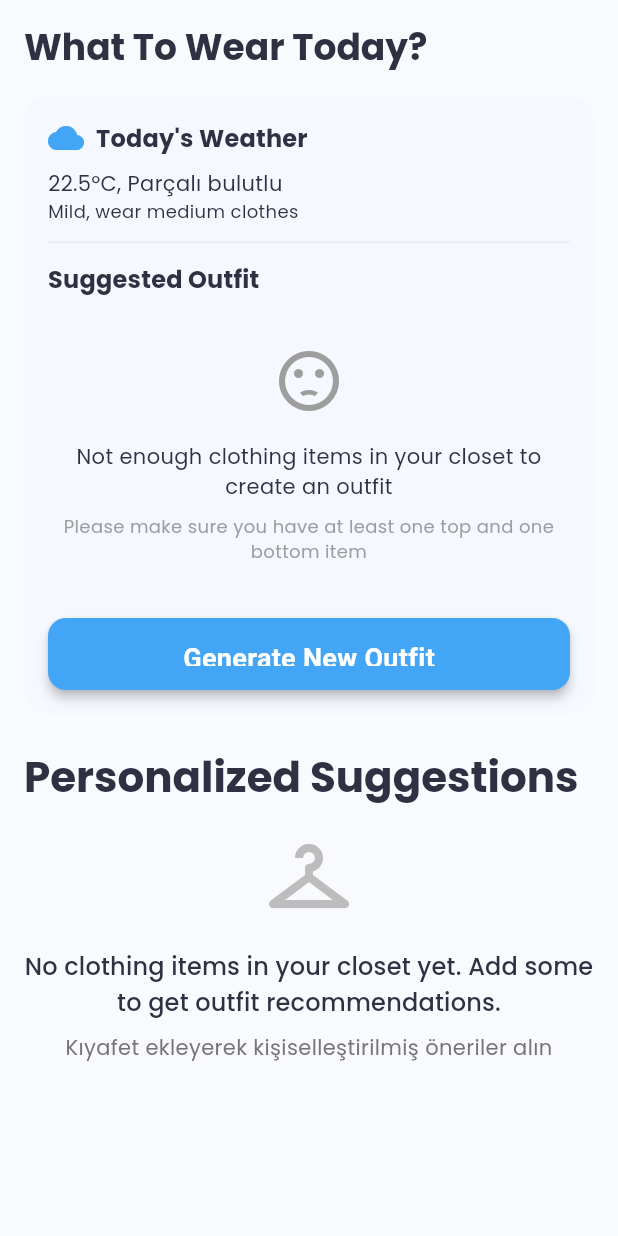
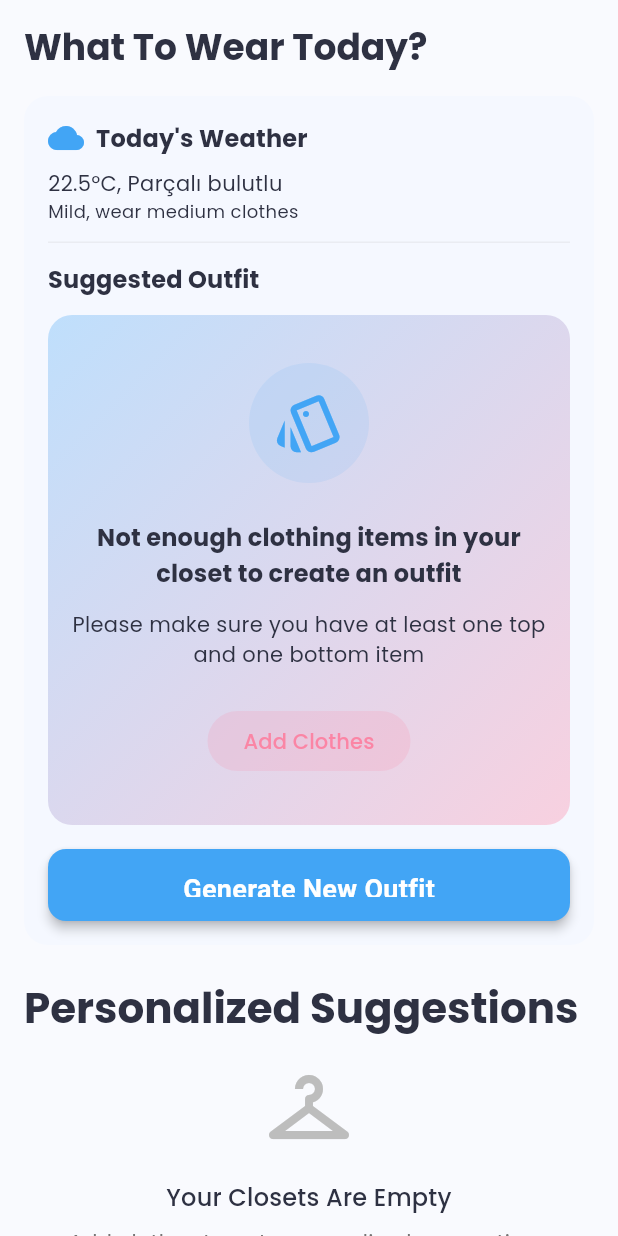
Before and after one commit to Burcu2502/bitirmeprojesi, a Flutter app: the OutfitSuggestionView widget shown alone on an empty page, opened directly, on a phone screen of 412 x 824 dp. Run offline on Flutter 3.47's test engine with Material 3 defaults, Android fonts, the phone set to English and light mode, and no system bars; our stand-ins replace cloud_firestore, connectivity_plus, easy_localization, firebase_auth, firebase_core, firebase_storage and 7 more; missing offline and left inert: flutter_web_auth_2; accounts and stored records are empty.

Commit message:
boş kıyafet halledildi

```diff
--- a/closet_weather_app/assets/translations/en-US.json
+++ b/closet_weather_app/assets/translations/en-US.json
@@ -191,7 +191,22 @@
       "edit": {
         "comingSoon": "Edit feature coming soon"
       }
-    }
+    },
+    "addClothes": "Add Clothes",
+    "addFirstItem": "Add Your First Item",
+    "loginRequired": "Please login",
+    "emptyStateTitle": "Your Closets Are Empty",
+    "emptyStateDescription": "Start adding clothes to get outfit recommendations",
+    "personalizedSuggestionsEmpty": "Add clothes to get personalized suggestions",
+    "aiSuggestion": "AI Suggestion",
+    "aiWeatherSuggestion": "Weather-Based Suggestion",
+    "aiColorSuggestion": "Color Harmony Suggestion",
+    "aiStyleSuggestion": "Style Suggestion",
+    "aiCreativeSuggestion": "Creative Suggestion",
+    "aiGenerating": "Generating personalized suggestions with AI...",
+    "aiError": "Error loading AI suggestions",
+    "aiNoSuggestions": "AI couldn't generate outfit suggestions yet",
+    "aiAddMore": "Add more clothes to help AI make better suggestions"
   },
 
   "clothing": {
@@ -259,6 +274,6 @@
     "clearFilters": "Clear Filters",
     "noResults": "No results found",
     "featureNotAvailable": "This feature is not available yet",
-    "loginRequired": "Login required"
+    "loginRequired": "You need to login to use this feature"
   }
 }
--- a/closet_weather_app/lib/features/home/presentation/widgets/outfit_suggestion_view.dart
+++ b/closet_weather_app/lib/features/home/presentation/widgets/outfit_suggestion_view.dart
@@ -12,6 +12,7 @@
 import '../../../weather/presentation/providers/weather_provider.dart';
 import '../../../../core/providers/firestore_providers.dart';
 import '../../../../core/services/ml_recommendation_service.dart';
+import '../../../wardrobe/presentation/screens/wardrobe_screen.dart';
 
 // Kombin önerisi modeli
 class OutfitSuggestion {
@@ -271,25 +272,63 @@
   Widget _buildSuggestedOutfit(BuildContext context) {
     // Eğer önerilmiş bir kombin yoksa, boş bir mesaj göster
     if (_suggestedOutfit == null || _suggestedOutfit!.isEmpty) {
-      return Center(
-        child: Padding(
-          padding: const EdgeInsets.symmetric(vertical: 20.0),
+      return Container(
+        padding: const EdgeInsets.symmetric(vertical: 32.0, horizontal: 16.0),
+        decoration: BoxDecoration(
+          gradient: LinearGradient(
+            begin: Alignment.topLeft,
+            end: Alignment.bottomRight,
+            colors: [
+              Theme.of(context).colorScheme.primaryContainer.withOpacity(0.3),
+              Theme.of(context).colorScheme.secondaryContainer.withOpacity(0.3),
+            ],
+          ),
+          borderRadius: BorderRadius.circular(16),
+        ),
         child: Column(
           children: [
-              const Icon(Icons.sentiment_dissatisfied, size: 48, color: Colors.grey),
-              const SizedBox(height: 16),
+            Container(
+              padding: const EdgeInsets.all(16),
+              decoration: BoxDecoration(
+                color: Theme.of(context).colorScheme.primary.withOpacity(0.1),
+                shape: BoxShape.circle,
+              ),
+              child: Icon(
+                Icons.style_outlined,
+                size: 48,
+                color: Theme.of(context).colorScheme.primary,
+              ),
+            ),
+            const SizedBox(height: 24),
             Text(
               'wardrobe.noOutfitToCreate'.tr(),
               textAlign: TextAlign.center,
+              style: Theme.of(context).textTheme.titleMedium?.copyWith(
+                fontWeight: FontWeight.bold,
+                color: Theme.of(context).colorScheme.onSurface,
               ),
-              const SizedBox(height: 8),
+            ),
+            const SizedBox(height: 12),
             Text(
               'wardrobe.addClothingItems'.tr(),
               textAlign: TextAlign.center,
-                style: const TextStyle(fontSize: 12, color: Colors.grey),
+              style: Theme.of(context).textTheme.bodyMedium?.copyWith(
+                color: Theme.of(context).colorScheme.onSurfaceVariant,
+              ),
+            ),
+            const SizedBox(height: 24),
+            FilledButton.tonal(
+              onPressed: () {
+                Navigator.push(
+                  context,
+                  MaterialPageRoute(
+                    builder: (context) => const WardrobeScreen(),
+                  ),
+                );
+              },
+              child: Text('wardrobe.addClothes'.tr()),
             ),
           ],
-          ),
         ),
       );
     }
@@ -421,13 +460,13 @@
                 ),
                 const SizedBox(height: 16),
                 Text(
-                  'wardrobe.noClothingItems'.tr(),
+                  'wardrobe.emptyStateTitle'.tr(),
                   style: Theme.of(context).textTheme.titleMedium,
                   textAlign: TextAlign.center,
                 ),
                 const SizedBox(height: 8),
                 Text(
-                  'Kıyafet ekleyerek kişiselleştirilmiş öneriler alın',
+                  'wardrobe.personalizedSuggestionsEmpty'.tr(),
                   style: Theme.of(context).textTheme.bodyMedium?.copyWith(
                     color: Colors.grey[600],
                   ),
@@ -443,22 +482,22 @@
           future: _getCachedMLSuggestions(clothingItems, weatherState.currentWeather),
           builder: (context, snapshot) {
             if (snapshot.connectionState == ConnectionState.waiting) {
-              return const Center(
+              return Center(
                 child: Padding(
-                  padding: EdgeInsets.all(20.0),
+                  padding: const EdgeInsets.all(20.0),
                   child: Column(
                     mainAxisAlignment: MainAxisAlignment.center,
                     mainAxisSize: MainAxisSize.min,
                     children: [
-                      SizedBox(
+                      const SizedBox(
                         height: 24,
                         width: 24,
                         child: CircularProgressIndicator(strokeWidth: 2),
                       ),
-                      SizedBox(height: 12),
+                      const SizedBox(height: 12),
                       Text(
-                        'AI ile kişiselleştirilmiş öneriler hazırlanıyor...',
-                        style: TextStyle(fontSize: 14),
+                        'wardrobe.aiGenerating'.tr(),
+                        style: const TextStyle(fontSize: 14),
                         textAlign: TextAlign.center,
                       ),
                     ],
@@ -479,7 +518,7 @@
                     ),
                     const SizedBox(height: 16),
                     Text(
-                      'AI önerileri yüklenirken hata oluştu',
+                      'wardrobe.aiError'.tr(),
                       style: Theme.of(context).textTheme.titleMedium,
                       textAlign: TextAlign.center,
                     ),
@@ -510,13 +549,13 @@
                     ),
                     const SizedBox(height: 16),
                     Text(
-                      'AI henüz kombin önerisi oluşturamadı',
+                      'wardrobe.aiNoSuggestions'.tr(),
                       style: Theme.of(context).textTheme.titleMedium,
                       textAlign: TextAlign.center,
                     ),
                     const SizedBox(height: 8),
                     Text(
-                      'Daha fazla kıyafet ekleyerek AI\'nin daha iyi öneriler vermesini sağlayın',
+                      'wardrobe.aiAddMore'.tr(),
                       style: Theme.of(context).textTheme.bodyMedium?.copyWith(
                         color: Colors.grey[600],
                       ),
```
Also changed, not shown: closet_weather_app/assets/translations/tr-TR.json (+16 -2 lines), closet_weather_app/lib/features/wardrobe/presentation/screens/wardrobe_screen.dart (+61 -13 lines). Lines whose indentation alone changed are shown as unchanged.
